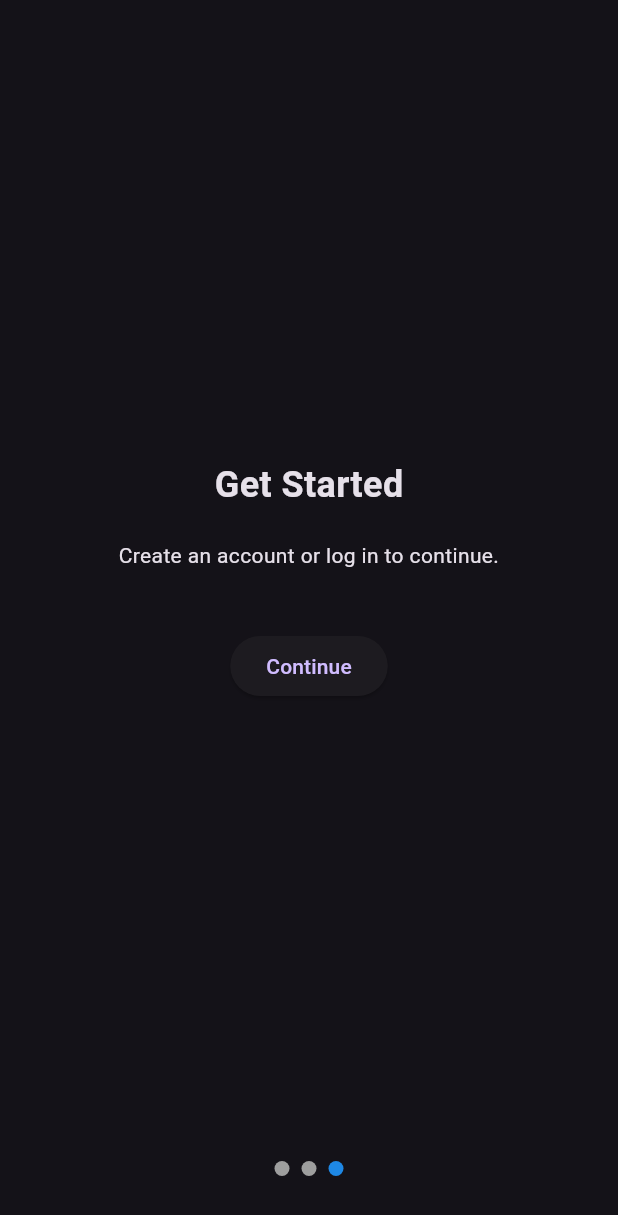
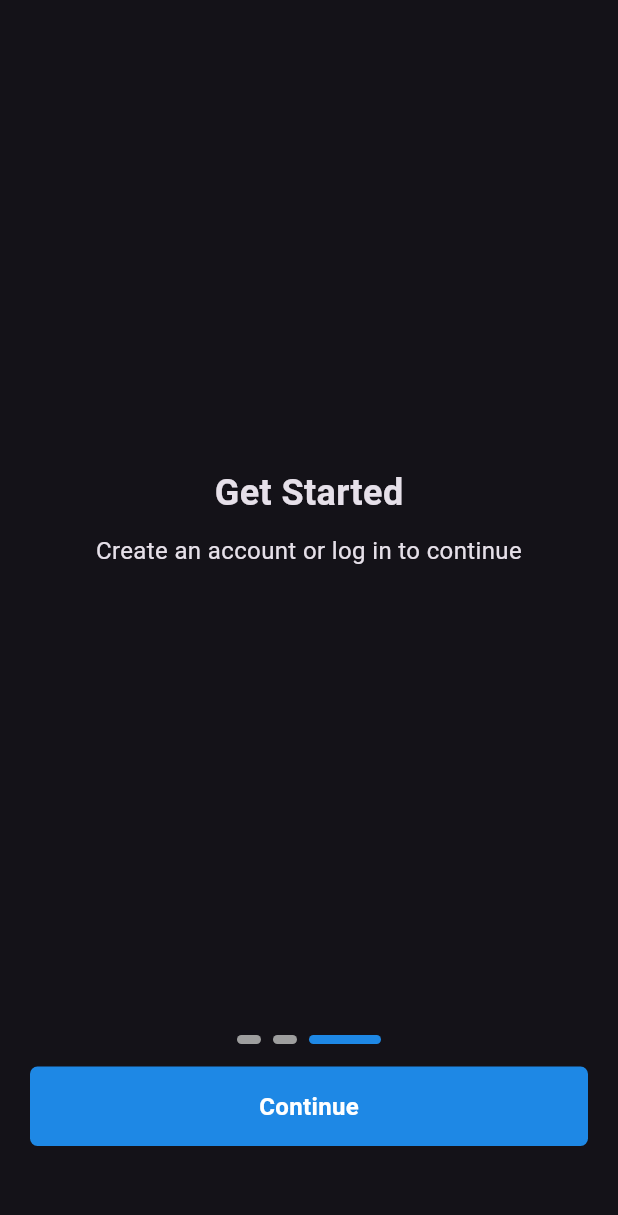
Before and after one commit to BryceChimene/Self-Sync, a Flutter app: the screen it shows after launch, swiped to page 3, on a phone screen of 412 x 824 dp. Shown: the top 1215 px of the screen. Run offline on Flutter 3.47's test engine with Material 3 defaults, Android fonts, the phone set to English and light mode, and no system bars; drawn by our look-alikes of smooth_page_indicator; our stand-ins replace flutter_dotenv, flutter_riverpod, go_router, shared_preferences, supabase_flutter; accounts and stored records are empty.

Commit message:
Onboarding: Add next button

```diff
--- a/lib/features/onboarding/onboarding_screen.dart
+++ b/lib/features/onboarding/onboarding_screen.dart
@@ -1,6 +1,5 @@
 import 'package:flutter/material.dart';
 import './partials/onboarding_page.dart';
-import './partials/onboarding_final_page.dart';
 import './partials/onboarding_indicator.dart';
 
 class OnboardingScreen extends StatefulWidget {
@@ -30,7 +29,10 @@ class _OnboardingScreenState extends State<OnboardingScreen> {
                   title: "Stay Consistent",
                   subtitle: "Monitor your habits and see your progress over time.",
                 ),
-                OnboardingFinalPage(),
+                OnboardingPage(
+                  title: "Get Started",
+                  subtitle: "Create an account or log in to continue",
+                ),
               ],
             ),
           ),
--- a/lib/features/onboarding/partials/onboarding_final_page.dart
+++ /dev/null
@@ -1,33 +0,0 @@
-import 'package:flutter/material.dart';
-import 'package:go_router/go_router.dart';
-import 'package:shared_preferences/shared_preferences.dart';
-
-class OnboardingFinalPage extends StatelessWidget {
-  const OnboardingFinalPage({super.key});
-
-  Future<void> _completeOnboarding(BuildContext context) async {
-    final prefs = await SharedPreferences.getInstance();
-    await prefs.setBool('onboardingComplete', true);
-    context.go('/auth'); // Navigate to Authentication screen
-  }
-
-  @override
-  Widget build(BuildContext context) {
-    return Padding(
-      padding: const EdgeInsets.symmetric(horizontal: 20),
-      child: Column(
-        mainAxisAlignment: MainAxisAlignment.center,
-        children: [
-          const Text("Get Started", style: TextStyle(fontSize: 24, fontWeight: FontWeight.bold)),
-          const SizedBox(height: 20),
-          const Text("Create an account or log in to continue.", textAlign: TextAlign.center),
-          const SizedBox(height: 40),
-          ElevatedButton(
-            onPressed: () => _completeOnboarding(context),
-            child: const Text("Continue"),
-          ),
-        ],
-      ),
-    );
-  }
-}
--- a/lib/features/onboarding/partials/onboarding_indicator.dart
+++ b/lib/features/onboarding/partials/onboarding_indicator.dart
@@ -1,25 +1,85 @@
 import 'package:flutter/material.dart';
+import 'package:go_router/go_router.dart';
+import 'package:shared_preferences/shared_preferences.dart';
 import 'package:smooth_page_indicator/smooth_page_indicator.dart';
 import '../../../core/constants/app_colors.dart';
 
-
-class OnboardingIndicator extends StatelessWidget {
+class OnboardingIndicator extends StatefulWidget {
   final PageController controller;
 
   const OnboardingIndicator({super.key, required this.controller});
 
   @override
+  _OnboardingIndicatorState createState() => _OnboardingIndicatorState();
+}
+
+Future<void> _completeOnboarding(BuildContext context) async {
+  final prefs = await SharedPreferences.getInstance();
+  await prefs.setBool('onboardingComplete', true);
+  context.go('/auth'); // Navigate to Authentication screen
+}
+
+class _OnboardingIndicatorState extends State<OnboardingIndicator> {
+  int currentPage = 0;
+
+  @override
+  void initState() {
+    super.initState();
+    widget.controller.addListener(() {
+      setState(() {
+        currentPage = widget.controller.page?.round() ?? 0;
+      });
+    });
+  }
+
+  @override
   Widget build(BuildContext context) {
     return Padding(
       padding: const EdgeInsets.only(bottom: 40),
-      child: SmoothPageIndicator(
-        controller: controller,
-        count: 3,
-        effect: const WormEffect(
-          dotHeight: 10,
-          dotWidth: 10,
-          activeDotColor: AppColors.primary,
-        ),
+      child: Column(
+        children: [
+          SmoothPageIndicator(
+            controller: widget.controller,
+            count: 3,
+            effect: const ExpandingDotsEffect(
+              dotHeight: 6,
+              activeDotColor: AppColors.primary,
+            ),
+          ),
+          const SizedBox(height: 10),
+          GestureDetector(
+            onTap: () {
+              if (currentPage < 2) {
+                widget.controller.nextPage(
+                  duration: const Duration(milliseconds: 300),
+                  curve: Curves.easeInOut,
+                );
+              } else {
+                _completeOnboarding(context);
+              }
+            },
+            child: Padding(
+              padding: const EdgeInsets.only(left: 20, right: 20, bottom: 20, top: 5),
+              child: Container(
+                padding: const EdgeInsets.symmetric(horizontal: 20, vertical: 15),
+                decoration: BoxDecoration(
+                  color: AppColors.primary,
+                  borderRadius: BorderRadius.circular(5),
+                ),
+                child: Center(
+                  child: Text(
+                    currentPage == 2 ? 'Continue' : 'Next',
+                    style: const TextStyle(
+                      color: Colors.white,
+                      fontWeight: FontWeight.bold,
+                      fontSize: 16,
+                    ),
+                  ),
+                ),
+              ),
+            ),
+          ),
+        ],
       ),
     );
   }
```
